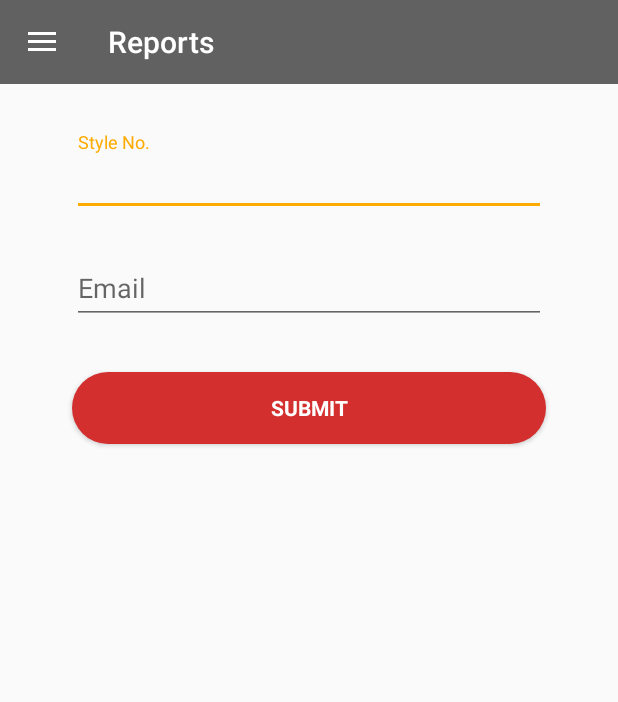
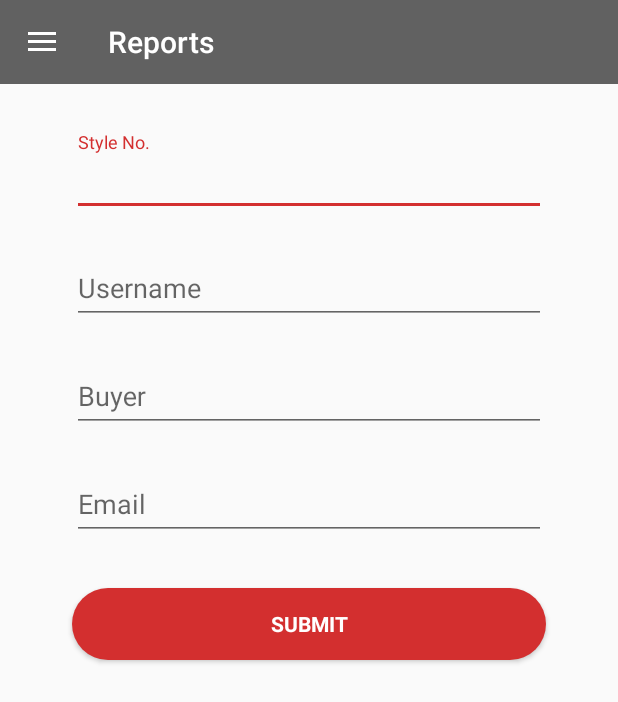
Before and after one commit to knowal-edge/TNA-droid, an Android app: the TabFragment screen opened directly, with no data from a screen before it, in the side drawer, after a tap on "Reports", on a phone screen of 412 x 824 dp. Shown: the top 702 px of the screen. Run offline under Robolectric (Android 15) with nearby library versions, the phone set to English and light mode, and no system bars; our stand-ins replace Volley; network calls fail; pictures from the network do not load; 4 statements that could not run were skipped.

Commit message:
few changes

```diff
--- a/app/src/main/java/com/knowaledge/tna/TabFragments/AlertsTabFragment.java
+++ b/app/src/main/java/com/knowaledge/tna/TabFragments/AlertsTabFragment.java
@@ -100,7 +100,7 @@ public class AlertsTabFragment extends Fragment implements SwipeRefreshLayout.On
 // manipulate date
        // cal.add(Calendar.YEAR, 1);
       //  cal.add(Calendar.MONTH, 1);
-        cal.add(Calendar.DATE, -5);
+        cal.add(Calendar.DATE, +5);
       //  cal.add(Calendar.DAY_OF_MONTH, 1);
 
 // convert calendar to date
--- a/app/src/main/java/com/knowaledge/tna/TabFragments/TabFragment.java
+++ b/app/src/main/java/com/knowaledge/tna/TabFragments/TabFragment.java
@@ -71,7 +71,7 @@ public class TabFragment extends Fragment {
 
             switch (position) {
                 case 0:
-                    return "Activities";
+                    return "Orders";
                 case 1:
                     return "Alerts";
             }
--- a/app/src/main/res/layout/nav_activity_reports.xml
+++ b/app/src/main/res/layout/nav_activity_reports.xml
@@ -19,8 +19,8 @@
                 <android.support.design.widget.TextInputLayout
                     android:layout_width="match_parent"
                     android:layout_height="wrap_content"
-                    android:id="@+id/statussection"
-                    android:layout_below="@+id/targetdateHead"
+                    android:id="@+id/stylenoHead"
+
                     >
 
                     <EditText
@@ -38,8 +38,47 @@
                 <android.support.design.widget.TextInputLayout
                     android:layout_width="match_parent"
                     android:layout_height="wrap_content"
-                    android:id="@+id/actualdatesec"
-                    android:layout_below="@+id/statussection"
+                    android:id="@+id/usernameHead"
+                    android:layout_below="@+id/stylenoHead"
+                    >
+
+                    <EditText
+                        android:id="@+id/username"
+                        android:layout_width="match_parent"
+                        android:layout_height="wrap_content"
+                        android:hint="Username"
+                        android:inputType="text"
+                        android:maxLines="1"
+                        android:layout_margin="@dimen/activity_horizontal_margin"
+                        android:singleLine="true"/>
+
+                </android.support.design.widget.TextInputLayout>
+
+                <android.support.design.widget.TextInputLayout
+                    android:layout_width="match_parent"
+                    android:layout_height="wrap_content"
+                    android:id="@+id/buyerHead"
+                    android:layout_below="@+id/usernameHead"
+                    >
+
+                    <EditText
+                        android:id="@+id/buyer"
+                        android:layout_width="match_parent"
+                        android:layout_height="wrap_content"
+                        android:hint="Buyer"
+                        android:inputType="text"
+                        android:maxLines="1"
+                        android:layout_margin="@dimen/activity_horizontal_margin"
+                        android:singleLine="true"/>
+
+                </android.support.design.widget.TextInputLayout>
+
+
+                <android.support.design.widget.TextInputLayout
+                    android:layout_width="match_parent"
+                    android:layout_height="wrap_content"
+                    android:id="@+id/emailHead"
+                    android:layout_below="@+id/buyerHead"
                     >
 
                     <EditText
@@ -56,8 +95,6 @@
 
 
 
-
-
                 <Button
                     android:id="@+id/submit"
                     style="?android:textAppearanceSmall"
@@ -69,7 +106,7 @@
                     android:background="@drawable/button_background"
                     android:textStyle="bold"
                     android:textColor="@color/textWhite"
-                    android:layout_below="@+id/actualdatesec"
+                    android:layout_below="@+id/emailHead"
                     />
 
 
--- a/app/src/main/res/menu/activity_menu.xml
+++ b/app/src/main/res/menu/activity_menu.xml
@@ -3,11 +3,11 @@
 
     <item
         android:id="@+id/menu1"
-        android:title="Edit Activity" />
+        android:title="Update" />
 
     <item
         android:id="@+id/menu2"
-        android:title="View Activity" />
+        android:title="View" />
 
 
 
--- a/app/src/main/res/values/colors.xml
+++ b/app/src/main/res/values/colors.xml
@@ -2,7 +2,7 @@
 <resources>
     <color name="colorPrimary">#616161</color>
     <color name="colorPrimaryDark">#424242</color>
-    <color name="colorAccent">#FFAB00</color>
+    <color name="colorAccent">#D32F2F</color>
     <color name="button">#D32F2F</color>
     <color name="textWhite">#ffffff</color>
     <color name="textBlack">#000000</color>
@@ -11,7 +11,7 @@
     <color name="loginHead">#BDBDBD</color>
     <color name="Tab_label_no_select">#E0E0E0</color>
     <color name="Tab_label_select">#FFFFFF</color>
-    <color name="Tab_Indicator">#FFAB00</color>
+    <color name="Tab_Indicator">#D32F2F</color>
     <color name="nav_header_backdrop">#ebecee</color>
     <color name="nav_header_text">#f57b20</color>
     <color name="nav_slide_backdrop">#FFFFFF</color>
```
Also changed, not shown: app/src/main/java/com/knowaledge/tna/Adapters/ActivitiesAdapter.java (+5 -5 lines), app/src/main/java/com/knowaledge/tna/CreateActionActivity.java (+23 -7 lines), app/src/main/res/layout/activity_action_creation.xml (+5 -13 lines), app/src/main/res/layout/tab_activities_list.xml (+11 -11 lines).
